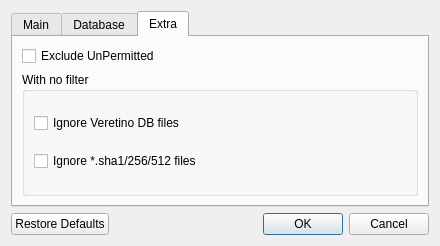
artemvlas/veretino, file src/dialogsettings.ui: the form before one commit.
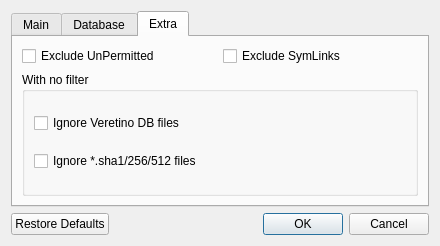
The form after the commit. The open tabs and pages were chosen to show the change.

Commit message: added excluding of symlinks

Diff of the .ui file:
```diff
--- a/src/dialogsettings.ui
+++ b/src/dialogsettings.ui
@@ -267,6 +267,16 @@
          </property>
         </widget>
        </item>
+       <item row="0" column="1">
+        <widget class="QCheckBox" name="cbExcludeSymlinks">
+         <property name="toolTip">
+          <string>Exclude links and shortcuts from the list of files</string>
+         </property>
+         <property name="text">
+          <string>Exclude SymLinks</string>
+         </property>
+        </widget>
+       </item>
       </layout>
      </widget>
     </widget>
```
Left out of the diff: 22 changed lines with no effect on the pictures. The commit also changes 7 other files.
